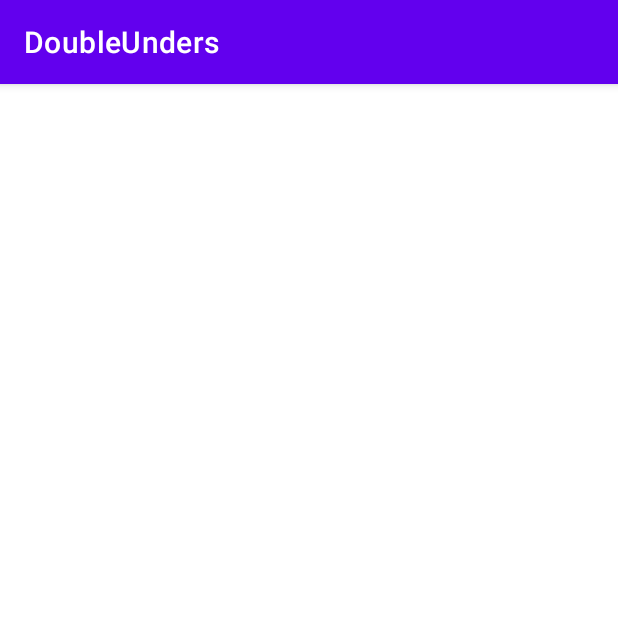
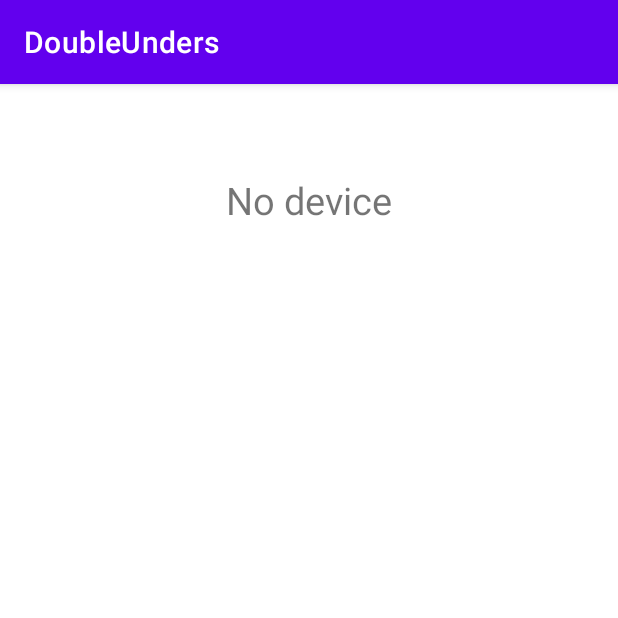
Before and after one commit to eyruntanja/DUs, an Android app: the SensorActivity screen opened directly, with no data from a screen before it, on a phone screen of 412 x 824 dp, the top half of it. Run offline under Robolectric (Android 15) with nearby library versions, the phone set to English and light mode, and no system bars.

```diff
--- a/app/src/main/AndroidManifest.xml
+++ b/app/src/main/AndroidManifest.xml
@@ -6,6 +6,7 @@
         android:minSdkVersion="8"
         android:targetSdkVersion="8" />
 
+    <uses-permission android:name="android.permission.BLUETOOTH_CONNECT" />
     <uses-permission android:name="android.permission.CAMERA" />
 
     <uses-feature android:name="android.hardware.camera" />
--- a/app/src/main/res/layout/activity_sensor.xml
+++ b/app/src/main/res/layout/activity_sensor.xml
@@ -13,4 +13,15 @@
         android:layout_weight="1"
         tools:ignore="MissingConstraints" />
 
+    <TextView
+        android:id="@+id/device_name"
+        android:layout_width="wrap_content"
+        android:layout_height="wrap_content"
+        android:layout_marginTop="60dp"
+        android:text="@string/no_device"
+        android:textSize="25sp"
+        app:layout_constraintEnd_toEndOf="parent"
+        app:layout_constraintStart_toStartOf="parent"
+        app:layout_constraintTop_toTopOf="parent" />
+
 </androidx.constraintlayout.widget.ConstraintLayout>
--- a/app/src/main/res/values/strings.xml
+++ b/app/src/main/res/values/strings.xml
@@ -1,4 +1,5 @@
 <resources>
     <string name="app_name">DoubleUnders</string>
     <string name="connect">connect</string>
+    <string name="no_device">No device</string>
 </resources>
```
Also changed, not shown: app/src/main/java/kth/etka/doubleunders/SensorActivity.java (+112 -2 lines).
